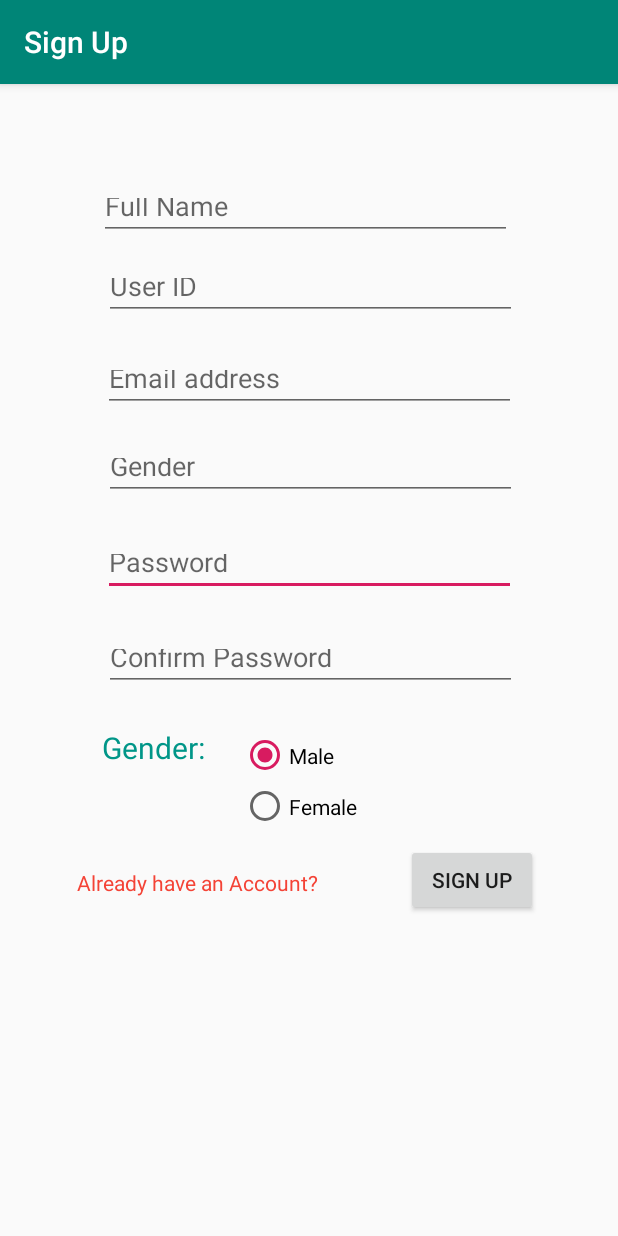
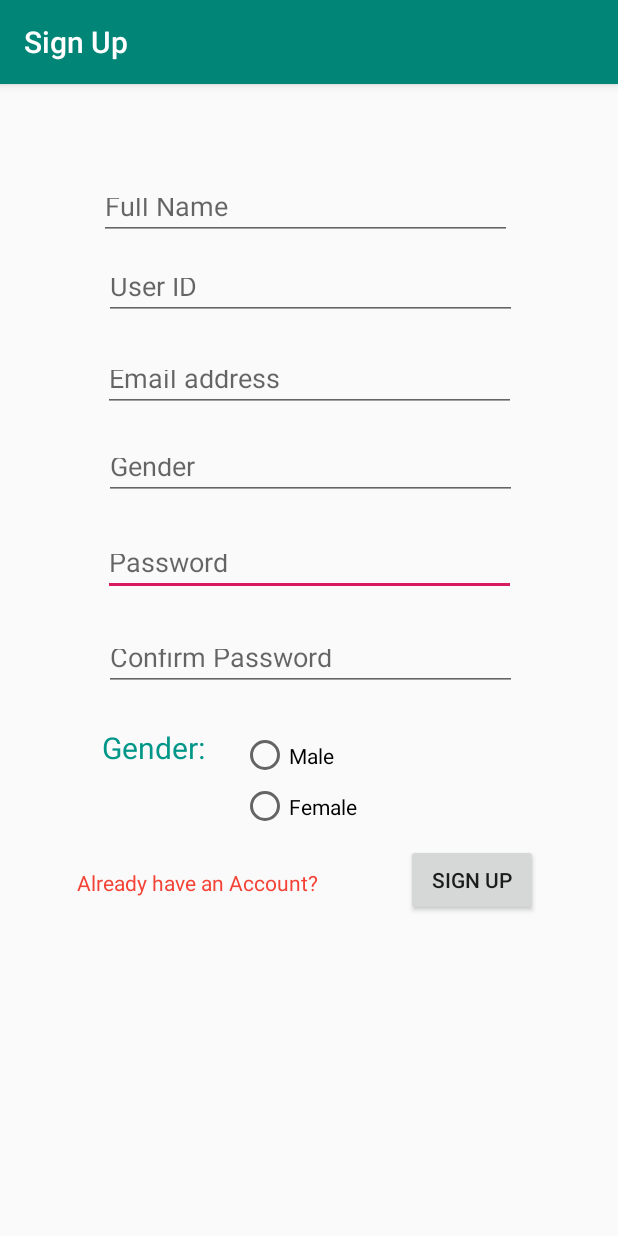
Before and after one commit to rafattu5har/Application, an Android app: the SignUp screen opened directly, with no data from a screen before it, on a phone screen of 412 x 824 dp. Run offline under Robolectric (Android 15) with nearby library versions, the phone set to English and light mode, and no system bars; our stand-ins replace Firebase (no records; nobody signed in at launch, a user with empty details on screens opened directly).

Commit message:
Updating the Sign up Authentication

```diff
--- a/Project/app/src/main/java/edu/northsouth/application/SignUp.java
+++ b/Project/app/src/main/java/edu/northsouth/application/SignUp.java
@@ -8,6 +8,7 @@ import android.view.View;
 import android.widget.Button;
 import android.widget.EditText;
 import android.widget.ProgressBar;
+import android.widget.RadioButton;
 import android.widget.TextView;
 import android.widget.Toast;
 
@@ -26,8 +27,10 @@ public class SignUp extends AppCompatActivity implements View.OnClickListener {
 
     private EditText fullNameSUEditText, userIdSUEditText, emailSUEditText, genderSUEditText, passSUEditText, cPassSUEditTExt; //Create EditText objects
     private Button signUpSUBtn; // Create Button Object
-    private TextView signInSUTextView; //Create TextView Object
+    private TextView signInSUTextView ; //Create TextView Object
     private ProgressBar progressBarSUProgressBar; // Create ProgressBar object
+
+    private RadioButton maleSURadioBtn, femaleSURadioBtn;
 
     private FirebaseAuth mAuth; // Create FireBase object for Authentication
 
@@ -35,11 +38,12 @@ public class SignUp extends AppCompatActivity implements View.OnClickListener {
     protected void onCreate(Bundle savedInstanceState) {
         super.onCreate(savedInstanceState);
         setContentView(R.layout.activity_sign_up);
-        this.setTitle("Sign Up");
+        this.setTitle("Sign Up"); // Setting title of this screen
 
         // Initialize Firebase Auth
         mAuth = FirebaseAuth.getInstance();
 
+        // Initialize EditText Objects
         fullNameSUEditText = (EditText) findViewById(R.id.fullNameSUEditText);
         userIdSUEditText = (EditText) findViewById(R.id.userIdSUEditText);
         emailSUEditText = (EditText) findViewById(R.id.emailSUEditText);
@@ -47,12 +51,18 @@ public class SignUp extends AppCompatActivity implements View.OnClickListener {
         passSUEditText = (EditText) findViewById(R.id.passwordSUEditText);
         cPassSUEditTExt = (EditText) findViewById(R.id.conPasswordSUEditText);
 
+        // Initialize RadioButton objects
+        maleSURadioBtn = (RadioButton) findViewById(R.id.maleGRadioButton);
+        femaleSURadioBtn = (RadioButton) findViewById(R.id.femaleGRadioButton);
+
+        // initialize Button Objetc
         signUpSUBtn = (Button) findViewById(R.id.signUpSUBtn);
-
+        // Initialize ProgressBar Object
         progressBarSUProgressBar = (ProgressBar) findViewById(R.id.signUpProgressBar);
-
+        // Initialize TextView objetcs
         signInSUTextView = (TextView) findViewById(R.id.signInSUEextView);
 
+        // Declare on click listener to some specific objects
         signUpSUBtn.setOnClickListener(this);
         signInSUTextView.setOnClickListener(this);
 
@@ -124,13 +134,20 @@ public class SignUp extends AppCompatActivity implements View.OnClickListener {
             {
                 progressBarSUProgressBar.setVisibility(View.GONE);
                 if (task.isSuccessful()) {
-                // Sign in success, update UI with the signed-in user's information
-                Toast.makeText(getApplicationContext(),"Register is Successfull",Toast.LENGTH_SHORT).show();
-            } else {
-
-                // If sign in fails, display a message to the user.
-                    Toast.makeText(getApplicationContext(),"Register is not successfull",Toast.LENGTH_SHORT).show();
-            }
+                    // Sign in success, update UI with the signed-in user's information
+                    Toast.makeText(getApplicationContext(), "Register is Successfull", Toast.LENGTH_SHORT).show();
+                }
+                else
+                {
+                    //Give Toast message with the email that already exist
+                    if (task.getException() instanceof FirebaseAuthUserCollisionException) {
+                        Toast.makeText(getApplicationContext(), "User with this email already have an account", Toast.LENGTH_SHORT).show();
+                    }
+                    //Give Toast message task is randomly is not successfull
+                    else {
+                        Toast.makeText(getApplicationContext(), "Error: " + task.getException().getMessage(), Toast.LENGTH_SHORT).show();
+                    }
+                }
             }
         });
 
--- a/Project/app/src/main/res/layout/activity_sign_up.xml
+++ b/Project/app/src/main/res/layout/activity_sign_up.xml
@@ -154,7 +154,6 @@
         android:layout_marginEnd="8dp"
         android:layout_marginRight="8dp"
         android:layout_marginBottom="8dp"
-        android:checkedButton="@id/maleGRadioButton"
         app:layout_constraintBottom_toBottomOf="parent"
         app:layout_constraintEnd_toEndOf="parent"
         app:layout_constraintHorizontal_bias="0.043"
```
